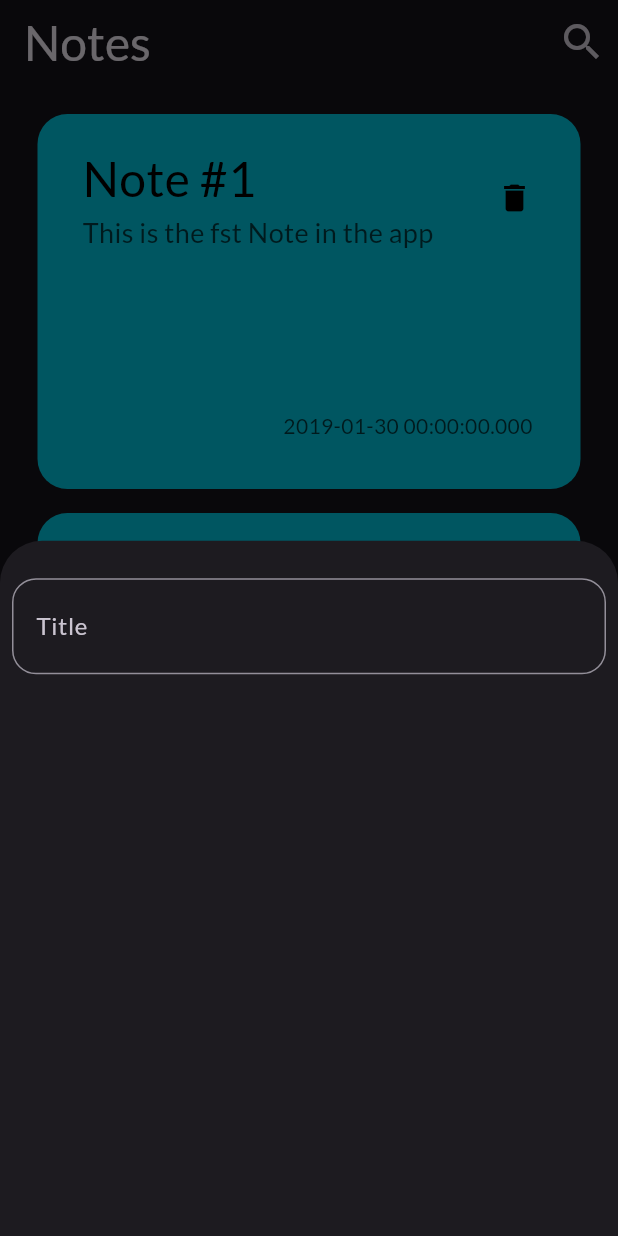
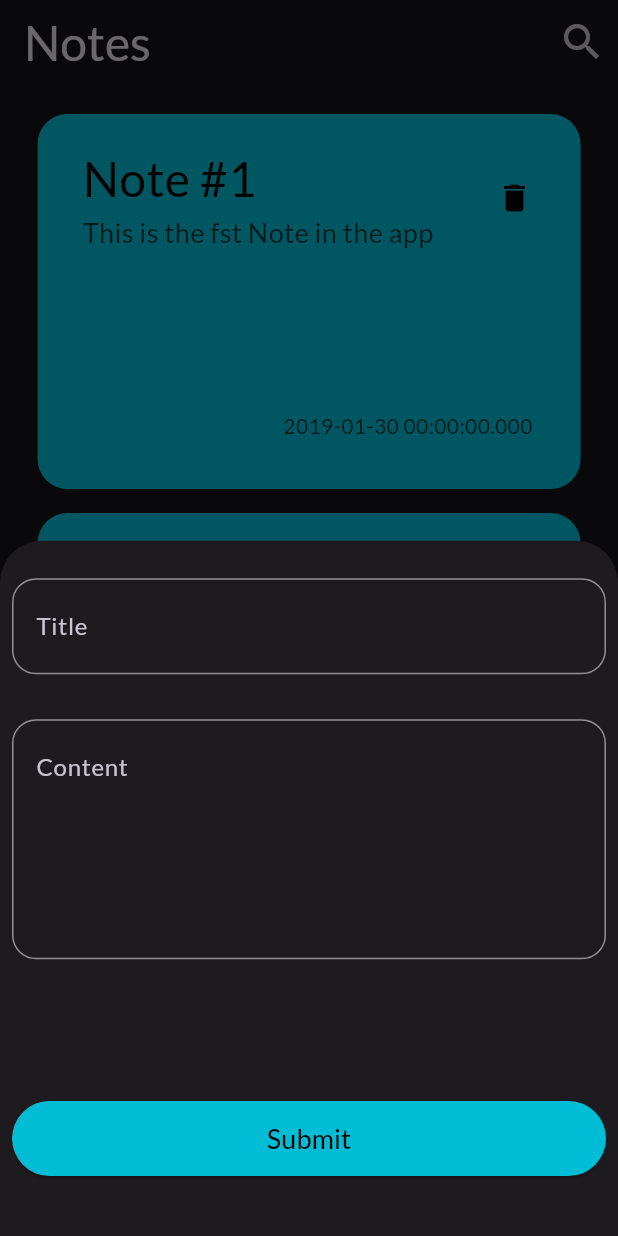
Before and after one commit to Abdullah-Mahran1/notes_app, a Flutter app: the screen it shows after launch, after a tap on the "add" icon, on a phone screen of 412 x 824 dp. Run offline on Flutter 3.47's test engine with Material 3 defaults, Android fonts, the phone set to English and light mode, and no system bars.

Commit message:
Finished Modal Sheet

```diff
--- a/lib/main.dart
+++ b/lib/main.dart
@@ -17,6 +17,6 @@ class MyApp extends StatelessWidget {
         debugShowCheckedModeBanner: false,
         title: 'Notes App',
         theme: ThemeData(brightness: Brightness.dark, fontFamily: 'Lato'),
-        home: NotesView());
+        home: const NotesView());
   }
 }
--- a/lib/views/notes_view.dart
+++ b/lib/views/notes_view.dart
@@ -1,4 +1,5 @@
 import 'package:flutter/material.dart';
+import 'package:notes_app/constants.dart';
 import 'package:notes_app/entities/card_entity.dart';
 import 'package:notes_app/widgets/card_widget.dart';
 import 'package:notes_app/widgets/text_field1.dart';
@@ -66,8 +67,26 @@ class ModalSheet extends StatelessWidget {
       SizedBox(
         height: 25,
       ),
-      TextField1(
-        hintText: 'Title',
+      TextField1(hintText: 'Title'),
+      SizedBox(height: 30),
+      TextField1(hintText: 'Content', maxLines: 5),
+      Expanded(
+          child: Placeholder(
+        color: Colors.transparent,
+      )),
+      Container(
+        padding: const EdgeInsets.symmetric(vertical: 40, horizontal: 8),
+        width: MediaQuery.of(context).size.width,
+        height: 130,
+        child: ElevatedButton(
+          onPressed: () {},
+          child: Text(
+            'Submit',
+            style: TextStyle(color: Colors.black, fontSize: 18),
+          ),
+          style: ButtonStyle(
+              backgroundColor: WidgetStateProperty.all(primaryColor)),
+        ),
       )
     ]));
   }
--- a/lib/widgets/text_field1.dart
+++ b/lib/widgets/text_field1.dart
@@ -2,9 +2,14 @@ import 'package:flutter/material.dart';
 import 'package:notes_app/constants.dart';
 
 class TextField1 extends StatelessWidget {
-  Color? focusBorderColor;
-  String? hintText;
-  TextField1({super.key, this.focusBorderColor, this.hintText});
+  Color focusBorderColor;
+  String hintText;
+  int maxLines;
+  TextField1(
+      {super.key,
+      this.focusBorderColor = Colors.white,
+      this.hintText = '',
+      this.maxLines = 1});
 
   @override
   Widget build(BuildContext context) {
@@ -12,11 +17,12 @@ class TextField1 extends StatelessWidget {
       padding: const EdgeInsets.symmetric(horizontal: 8),
       child: TextField(
         cursorColor: primaryColor,
+        maxLines: maxLines,
         decoration: InputDecoration(
-            contentPadding: EdgeInsets.symmetric(
+            contentPadding: const EdgeInsets.symmetric(
                 vertical: 20.0, horizontal: 12), // Adjusts the vertical padding
 
-            hintText: hintText ?? '',
+            hintText: hintText,
             focusedBorder: OutlineInputBorder(
                 borderRadius: BorderRadius.circular(16),
                 borderSide:
```
